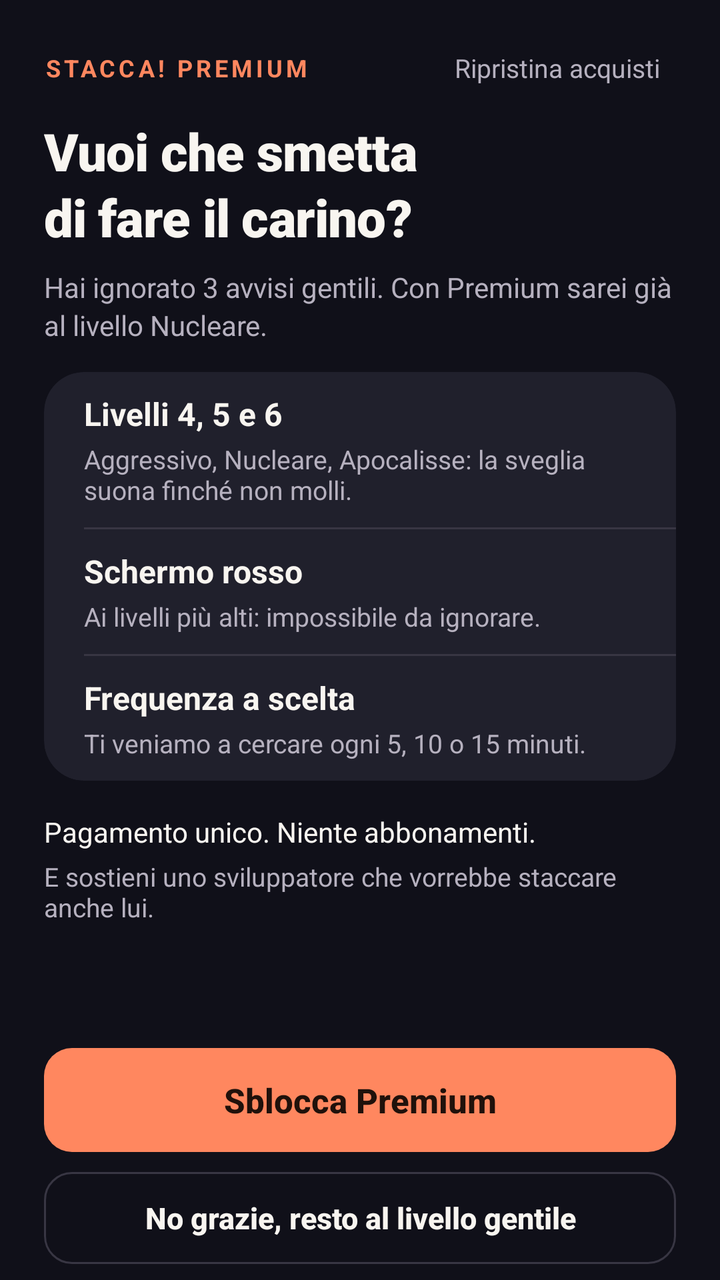
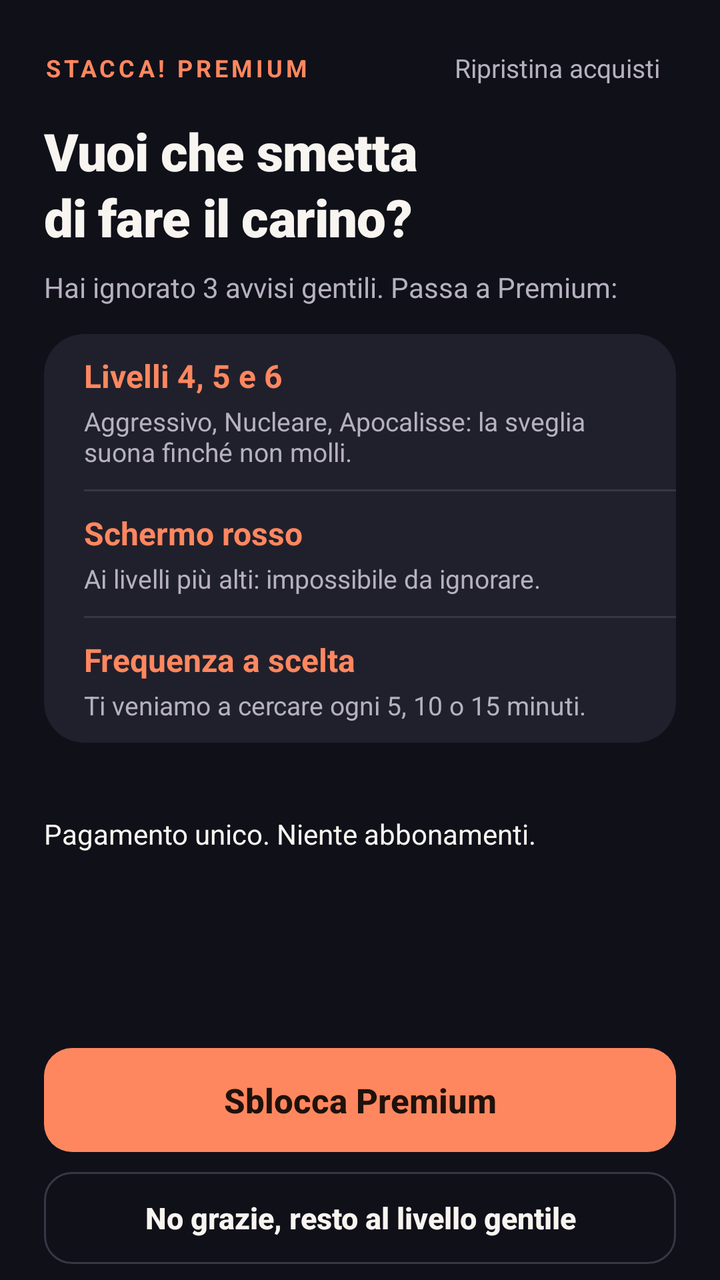

Two renders of the same Android screen: before a commit and after it. Below are the layout's source before the change and the commit's diff.
<!-- AndroidManifest.xml: activity theme Theme.Stacca -->
<!-- res/layout/activity_paywall.xml -->
<?xml version="1.0" encoding="utf-8"?>
<ScrollView xmlns:android="http://schemas.android.com/apk/res/android"
    xmlns:app="http://schemas.android.com/apk/res-auto"
    android:layout_width="match_parent"
    android:layout_height="match_parent"
    android:background="@color/home_bg"
    android:fillViewport="true">

    <LinearLayout
        android:layout_width="match_parent"
        android:layout_height="match_parent"
        android:orientation="vertical"
        android:paddingStart="22dp"
        android:paddingEnd="22dp"
        android:paddingTop="@dimen/page_padding_top"
        android:paddingBottom="8dp">

        
        <LinearLayout
            android:layout_width="match_parent"
            android:layout_height="wrap_content"
            android:orientation="horizontal"
            android:gravity="center_vertical">

            <TextView
                android:layout_width="0dp"
                android:layout_height="wrap_content"
                android:layout_weight="1"
                android:text="@string/paywall_label"
                android:textSize="12sp"
                android:textStyle="bold"
                android:letterSpacing="0.14"
                android:textColor="@color/home_accent" />

            <TextView
                android:id="@+id/tvPaywallRestore"
                android:layout_width="wrap_content"
                android:layout_height="wrap_content"
                android:minHeight="44dp"
                android:minWidth="44dp"
                android:paddingStart="8dp"
                android:paddingEnd="8dp"
                android:gravity="center"
                android:text="@string/premium_restore"
                android:textSize="13sp"
                android:textColor="@color/home_text_secondary"
                android:background="?attr/selectableItemBackgroundBorderless" />
        </LinearLayout>

        <TextView
            android:id="@+id/tvPaywallTitle"
            android:layout_width="match_parent"
            android:layout_height="wrap_content"
            android:layout_marginTop="2dp"
            android:text="@string/paywall_title_v2"
            android:textSize="@dimen/page_title_size"
            android:fontFamily="sans-serif-black"
            android:lineSpacingMultiplier="1.08"
            android:letterSpacing="-0.01"
            android:textColor="@color/home_text" />

        <TextView
            android:id="@+id/tvPaywallSubtitle"
            android:layout_width="match_parent"
            android:layout_height="wrap_content"
            android:layout_marginTop="8dp"
            android:text="@string/paywall_sub_v2"
            android:textSize="14sp"
            android:lineSpacingMultiplier="1.15"
            android:textColor="@color/home_text_secondary" />

        
        <com.google.android.material.card.MaterialCardView
            style="@style/Stacca.Settings.Card"
            android:layout_marginTop="@dimen/page_card_margin_top">

            <LinearLayout
                android:layout_width="match_parent"
                android:layout_height="wrap_content"
                android:orientation="vertical">

                <LinearLayout style="@style/Stacca.Settings.Row">
                    <LinearLayout style="@style/Stacca.Settings.RowTexts">
                        <TextView
                            style="@style/Stacca.Settings.RowTitle"
                            android:text="@string/paywall_f1_title" />
                        <TextView
                            style="@style/Stacca.Settings.RowDesc"
                            android:text="@string/paywall_f1_desc" />
                    </LinearLayout>
                </LinearLayout>

                <View style="@style/Stacca.Settings.Divider" />

                <LinearLayout style="@style/Stacca.Settings.Row">
                    <LinearLayout style="@style/Stacca.Settings.RowTexts">
                        <TextView
                            style="@style/Stacca.Settings.RowTitle"
                            android:text="@string/paywall_f2_title" />
                        <TextView
                            style="@style/Stacca.Settings.RowDesc"
                            android:text="@string/paywall_f2_desc" />
                    </LinearLayout>
                </LinearLayout>

                <View style="@style/Stacca.Settings.Divider" />

                <LinearLayout style="@style/Stacca.Settings.Row">
                    <LinearLayout style="@style/Stacca.Settings.RowTexts">
                        <TextView
                            style="@style/Stacca.Settings.RowTitle"
                            android:text="@string/paywall_f3_title" />
                        <TextView
                            style="@style/Stacca.Settings.RowDesc"
                            android:text="@string/paywall_f3_desc" />
                    </LinearLayout>
                </LinearLayout>
            </LinearLayout>
        </com.google.android.material.card.MaterialCardView>

        <TextView
            android:layout_width="match_parent"
            android:layout_height="wrap_content"
            android:layout_marginTop="16dp"
            android:text="@string/paywall_once"
            android:textSize="14sp"
            android:textColor="@color/home_text" />

        <TextView
            android:layout_width="match_parent"
            android:layout_height="wrap_content"
            android:layout_marginTop="4dp"
            android:id="@+id/tvPaywallSupport"
            android:text="@string/paywall_support"
            android:textSize="13sp"
            android:textColor="@color/home_text_secondary" />

        <Space
            android:layout_width="match_parent"
            android:layout_height="0dp"
            android:layout_weight="1"
            android:minHeight="20dp" />

        
        <com.google.android.material.button.MaterialButton
            android:id="@+id/btnUnlock"
            android:layout_width="match_parent"
            android:layout_height="52dp"
            android:insetTop="0dp"
            android:insetBottom="0dp"
            android:text="@string/paywall_unlock_v2"
            android:textSize="17sp"
            android:textStyle="bold"
            android:textAllCaps="false"
            android:letterSpacing="0"
            android:textColor="@color/home_on_accent"
            app:backgroundTint="@color/home_accent"
            app:cornerRadius="14dp"
            app:elevation="0dp" />

        <com.google.android.material.button.MaterialButton
            android:id="@+id/btnNoThanks"
            style="@style/Widget.Material3.Button.OutlinedButton"
            android:layout_width="match_parent"
            android:layout_height="46dp"
            android:layout_marginTop="10dp"
            android:insetTop="0dp"
            android:insetBottom="0dp"
            android:text="@string/paywall_no_thanks"
            android:textSize="15sp"
            android:textStyle="bold"
            android:textAllCaps="false"
            android:letterSpacing="0"
            android:textColor="@color/home_text"
            app:strokeColor="@color/home_border"
            app:strokeWidth="1dp"
            app:cornerRadius="14dp" />

    </LinearLayout>
</ScrollView>
<!-- resources referenced by this layout -->
<resources>
  <color name="home_accent">#FF875F</color>
  <color name="home_bg">#101019</color>
  <color name="home_border">#383643</color>
  <color name="home_on_accent">#20110B</color>
  <color name="home_text">#F8F5F0</color>
  <color name="home_text_secondary">#B6B1BF</color>
  <dimen name="page_card_margin_top">14dp</dimen>
  <dimen name="page_padding_top">12dp</dimen>
  <dimen name="page_title_size">26sp</dimen>
  <string name="paywall_f1_desc">Aggressivo, Nucleare, Apocalisse: la sveglia suona finché non molli.</string>
  <string name="paywall_f1_title">Livelli 4, 5 e 6</string>
  <string name="paywall_f2_desc">Ai livelli più alti: impossibile da ignorare.</string>
  <string name="paywall_f2_title">Schermo rosso</string>
  <string name="paywall_f3_desc">Ti veniamo a cercare ogni 5, 10 o 15 minuti.</string>
  <string name="paywall_f3_title">Frequenza a scelta</string>
  <string name="paywall_label">STACCA! PREMIUM</string>
  <string name="paywall_no_thanks">No grazie, resto al livello gentile</string>
  <string name="paywall_once">Pagamento unico. Niente abbonamenti.</string>
  <string name="paywall_sub_v2">Hai ignorato 3 avvisi gentili. Con Premium sarei già al livello Nucleare.</string>
  <string name="paywall_support">E sostieni uno sviluppatore che vorrebbe staccare anche lui.</string>
  <string name="paywall_title_v2">Vuoi che smetta\ndi fare il carino?</string>
  <string name="paywall_unlock_v2">Sblocca Premium</string>
  <string name="premium_restore">Ripristina acquisti</string>
  <style name="Stacca.Settings.Card" parent="Widget.Material3.CardView.Filled">
          <item name="android:layout_width">match_parent</item>
          <item name="android:layout_height">wrap_content</item>
          <item name="cardBackgroundColor">@color/home_surface</item>
          <item name="cardCornerRadius">20dp</item>
          <item name="cardElevation">0dp</item>
          <item name="strokeWidth">0dp</item>
      </style>
  <style name="Stacca.Settings.Divider">
          <item name="android:layout_width">match_parent</item>
          <item name="android:layout_height">1dp</item>
          <item name="android:layout_marginStart">20dp</item>
          <item name="android:background">@color/home_border</item>
      </style>
  <style name="Stacca.Settings.RowDesc">
          <item name="android:layout_width">wrap_content</item>
          <item name="android:layout_height">wrap_content</item>
          <item name="android:layout_marginTop">3dp</item>
          <item name="android:textSize">13sp</item>
          <item name="android:textColor">@color/home_text_secondary</item>
      </style>
  <style name="Stacca.Settings.RowTexts">
          <item name="android:layout_width">0dp</item>
          <item name="android:layout_height">wrap_content</item>
          <item name="android:layout_weight">1</item>
          <item name="android:layout_marginEnd">12dp</item>
          <item name="android:orientation">vertical</item>
      </style>
  <style name="Stacca.Settings.RowTitle">
          <item name="android:layout_width">wrap_content</item>
          <item name="android:layout_height">wrap_content</item>
          <item name="android:textSize">16sp</item>
          <item name="android:textStyle">bold</item>
          <item name="android:textColor">@color/home_text</item>
      </style>
  <color name="home_surface">#20202C</color>
  <dimen name="settings_row_min_height">52dp</dimen>
  <dimen name="settings_row_padding_v">10dp</dimen>
  <color name="primary">#FF6B35</color>
  <color name="primary_dark">#E55A2B</color>
  <color name="on_primary">#FFFFFF</color>
  <color name="secondary">#7B2FF7</color>
  <color name="on_secondary">#FFFFFF</color>
  <color name="tertiary">#00C9A7</color>
  <color name="on_tertiary">#FFFFFF</color>
  <color name="background_dark">#0D0D1A</color>
  <color name="surface">#16213E</color>
  <color name="surface_variant">#1E2A4A</color>
  <color name="text_primary">#FFFFFF</color>
  <color name="text_secondary">#B0B0CC</color>
  <color name="text_hint">#6E6E8A</color>
  <!-- unchanged entries left out for length: 2 -->
</resources>

<!-- the commit's change to res/layout/activity_paywall.xml (unified diff, before → after) -->
@@ -82,7 +82,7 @@
                 <LinearLayout style="@style/Stacca.Settings.Row">
                     <LinearLayout style="@style/Stacca.Settings.RowTexts">
                         <TextView
-                            style="@style/Stacca.Settings.RowTitle"
+                            style="@style/Stacca.Settings.RowTitle.Accent"
                             android:text="@string/paywall_f1_title" />
                         <TextView
                             style="@style/Stacca.Settings.RowDesc"
@@ -95,7 +95,7 @@
                 <LinearLayout style="@style/Stacca.Settings.Row">
                     <LinearLayout style="@style/Stacca.Settings.RowTexts">
                         <TextView
-                            style="@style/Stacca.Settings.RowTitle"
+                            style="@style/Stacca.Settings.RowTitle.Accent"
                             android:text="@string/paywall_f2_title" />
                         <TextView
                             style="@style/Stacca.Settings.RowDesc"
@@ -108,7 +108,7 @@
                 <LinearLayout style="@style/Stacca.Settings.Row">
                     <LinearLayout style="@style/Stacca.Settings.RowTexts">
                         <TextView
-                            style="@style/Stacca.Settings.RowTitle"
+                            style="@style/Stacca.Settings.RowTitle.Accent"
                             android:text="@string/paywall_f3_title" />
                         <TextView
                             style="@style/Stacca.Settings.RowDesc"
@@ -121,19 +121,10 @@
         <TextView
             android:layout_width="match_parent"
             android:layout_height="wrap_content"
-            android:layout_marginTop="16dp"
+            android:layout_marginTop="36dp"
             android:text="@string/paywall_once"
             android:textSize="14sp"
             android:textColor="@color/home_text" />
-
-        <TextView
-            android:layout_width="match_parent"
-            android:layout_height="wrap_content"
-            android:layout_marginTop="4dp"
-            android:id="@+id/tvPaywallSupport"
-            android:text="@string/paywall_support"
-            android:textSize="13sp"
-            android:textColor="@color/home_text_secondary" />
 
         <Space
             android:layout_width="match_parent"
<!-- resource entries referenced after the edit -->
@@ -18,8 +18,7 @@
   <string name="paywall_label">STACCA! PREMIUM</string>
   <string name="paywall_no_thanks">No grazie, resto al livello gentile</string>
   <string name="paywall_once">Pagamento unico. Niente abbonamenti.</string>
-  <string name="paywall_sub_v2">Hai ignorato 3 avvisi gentili. Con Premium sarei già al livello Nucleare.</string>
-  <string name="paywall_support">E sostieni uno sviluppatore che vorrebbe staccare anche lui.</string>
+  <string name="paywall_sub_v2">Hai ignorato 3 avvisi gentili. Passa a Premium:</string>
   <string name="paywall_title_v2">Vuoi che smetta\ndi fare il carino?</string>
   <string name="paywall_unlock_v2">Sblocca Premium</string>
   <string name="premium_restore">Ripristina acquisti</string>
@@ -51,12 +50,8 @@
           <item name="android:layout_marginEnd">12dp</item>
           <item name="android:orientation">vertical</item>
       </style>
-  <style name="Stacca.Settings.RowTitle">
-          <item name="android:layout_width">wrap_content</item>
-          <item name="android:layout_height">wrap_content</item>
-          <item name="android:textSize">16sp</item>
-          <item name="android:textStyle">bold</item>
-          <item name="android:textColor">@color/home_text</item>
+  <style name="Stacca.Settings.RowTitle.Accent">
+          <item name="android:textColor">@color/home_accent</item>
       </style>
   <color name="home_surface">#20202C</color>
   <dimen name="settings_row_min_height">52dp</dimen>
